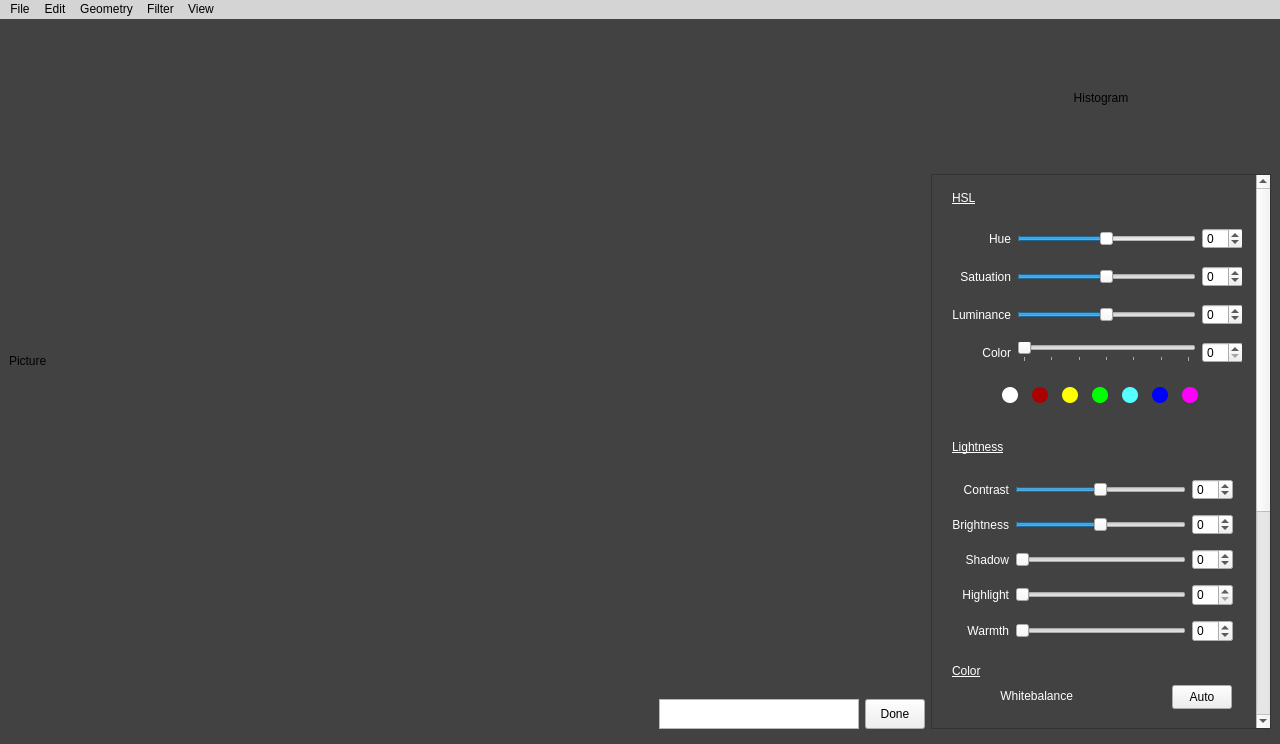
Above: developwindow.ui from caiwenjing116010004/image_editor before the change. Below: the same form after it.
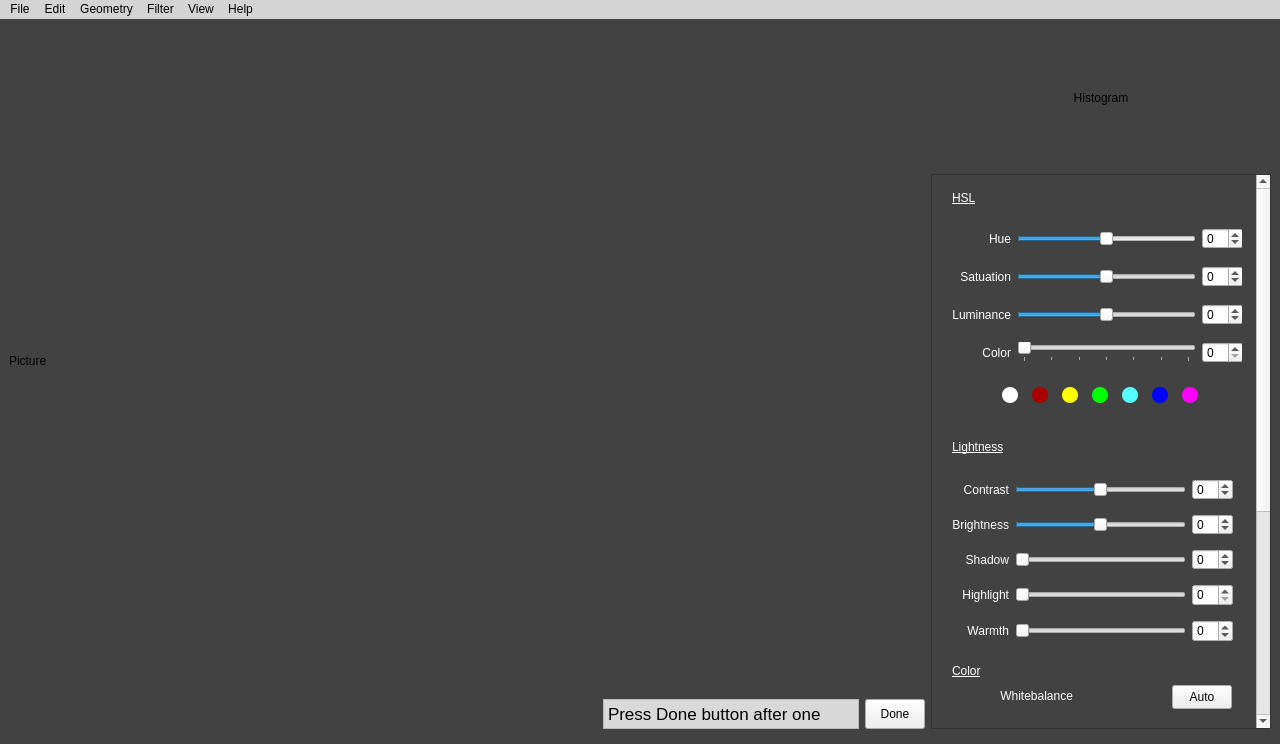
That is the form after the change.

Commit message: change help page

```diff
--- a/developwindow.ui
+++ b/developwindow.ui
@@ -74,20 +74,91 @@
           <item>
            <widget class="QTextBrowser" name="textBrowser">
             <property name="sizePolicy">
-             <sizepolicy hsizetype="Fixed" vsizetype="Fixed">
+             <sizepolicy hsizetype="Maximum" vsizetype="Fixed">
               <horstretch>0</horstretch>
               <verstretch>0</verstretch>
              </sizepolicy>
             </property>
             <property name="maximumSize">
              <size>
-              <width>200</width>
+              <width>300</width>
               <height>30</height>
              </size>
             </property>
+            <property name="palette">
+             <palette>
+              <active>
+               <colorrole role="BrightText">
+                <brush brushstyle="SolidPattern">
+                 <color alpha="255">
+                  <red>255</red>
+                  <green>255</green>
+                  <blue>255</blue>
+                 </color>
+                </brush>
+               </colorrole>
+               <colorrole role="Base">
+                <brush brushstyle="SolidPattern">
+                 <color alpha="255">
+                  <red>217</red>
+                  <green>217</green>
+                  <blue>217</blue>
+                 </color>
+                </brush>
+               </colorrole>
+              </active>
+              <inactive>
+               <colorrole role="BrightText">
+                <brush brushstyle="SolidPattern">
+                 <color alpha="255">
+                  <red>255</red>
+                  <green>255</green>
+                  <blue>255</blue>
+                 </color>
+                </brush>
+               </colorrole>
+               <colorrole role="Base">
+                <brush brushstyle="SolidPattern">
+                 <color alpha="255">
+                  <red>217</red>
+                  <green>217</green>
+                  <blue>217</blue>
+                 </color>
+                </brush>
+               </colorrole>
+              </inactive>
+              <disabled>
+               <colorrole role="BrightText">
+                <brush brushstyle="SolidPattern">
+                 <color alpha="255">
+                  <red>255</red>
+                  <green>255</green>
+                  <blue>255</blue>
+                 </color>
+                </brush>
+               </colorrole>
+               <colorrole role="Base">
+                <brush brushstyle="SolidPattern">
+                 <color alpha="255">
+                  <red>236</red>
+                  <green>236</green>
+                  <blue>236</blue>
+                 </color>
+                </brush>
+               </colorrole>
+              </disabled>
+             </palette>
+            </property>
             <property name="verticalScrollBarPolicy">
              <enum>Qt::ScrollBarAlwaysOff</enum>
             </property>
+            <property name="html">
+             <string>&lt;!DOCTYPE HTML PUBLIC &quot;-//W3C//DTD HTML 4.0//EN&quot; &quot;http://www.w3.org/TR/REC-html40/strict.dtd&quot;&gt;
+&lt;html&gt;&lt;head&gt;&lt;meta name=&quot;qrichtext&quot; content=&quot;1&quot; /&gt;&lt;style type=&quot;text/css&quot;&gt;
+p, li { white-space: pre-wrap; }
+&lt;/style&gt;&lt;/head&gt;&lt;body style=&quot; font-family:'.SF NS Text'; font-size:13pt; font-weight:400; font-style:normal;&quot;&gt;
+&lt;p style=&quot; margin-top:0px; margin-bottom:0px; margin-left:0px; margin-right:0px; -qt-block-indent:0; text-indent:0px;&quot;&gt;Press Done button after one adjustment&lt;/p&gt;&lt;/body&gt;&lt;/html&gt;</string>
+            </property>
            </widget>
           </item>
           <item>
@@ -2425,11 +2496,18 @@
     <addaction name="actionrotateright"/>
     <addaction name="actioncrop_pic"/>
    </widget>
+   <widget class="QMenu" name="menuHelp">
+    <property name="title">
+     <string>Help</string>
+    </property>
+    <addaction name="actionGo_Help_Page"/>
+   </widget>
    <addaction name="menuFile"/>
    <addaction name="menuEdit"/>
    <addaction name="menuGeometry"/>
    <addaction name="menuFilter"/>
    <addaction name="menuSetting"/>
+   <addaction name="menuHelp"/>
   </widget>
   <action name="actionOpen_file">
    <property name="text">
```
Left out of the diff: 5 changed lines with no effect on the pictures. The commit also changes 4 other files.
